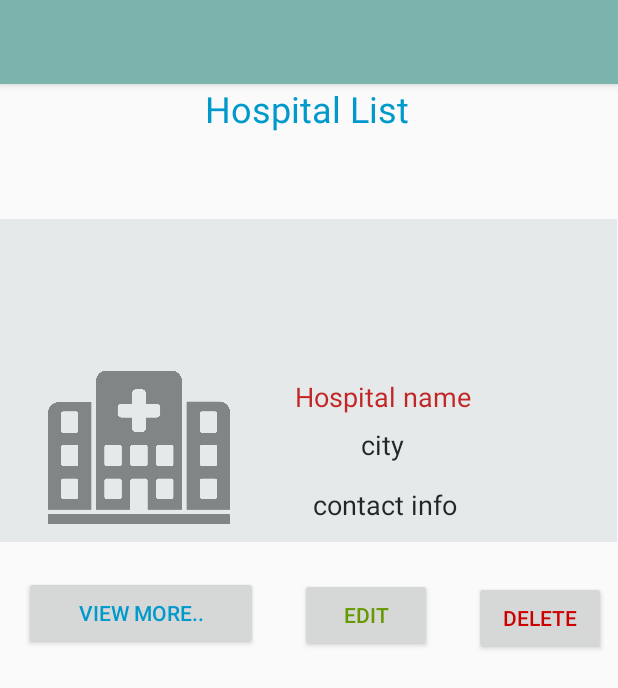
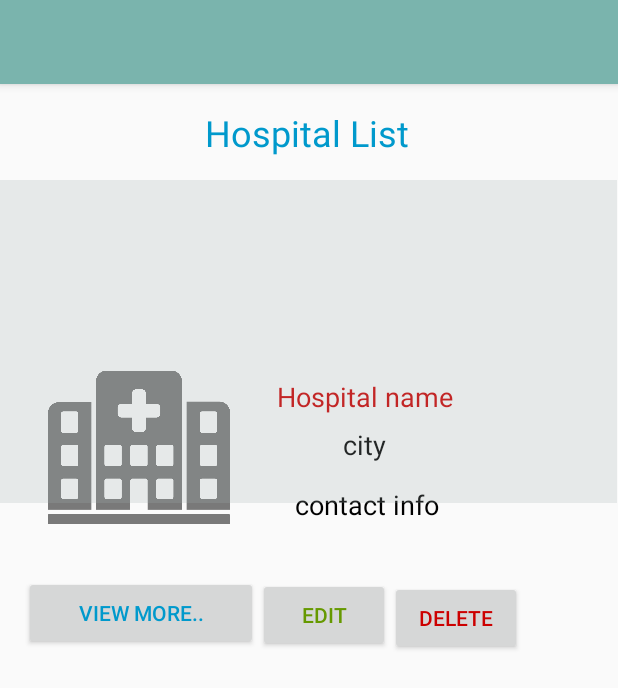
Before and after one commit to reemeeiah/one-stop-cancer-center, an Android app: the admin_HOSPITAL_Edit_MENU screen opened directly, with no data from a screen before it, on a phone screen of 412 x 824 dp. Shown: the top 688 px of the screen. Run offline under Robolectric (Android 15) with nearby library versions, the phone set to English and light mode, and no system bars.

Commit message:
تغيير شكل

```diff
--- a/app/src/main/res/layout/activity_admin__hospital__edit__menu.xml
+++ b/app/src/main/res/layout/activity_admin__hospital__edit__menu.xml
@@ -11,19 +11,19 @@
         android:layout_width="234dp"
         android:layout_height="39dp"
         android:layout_marginLeft="88dp"
+        android:layout_marginTop="16dp"
         android:text="Hospital List"
         android:textAlignment="center"
         android:textColor="@android:color/holo_blue_dark"
         android:textSize="24sp"
         app:layout_constraintLeft_toLeftOf="parent"
-        tools:layout_editor_absoluteY="28dp"
+        app:layout_constraintTop_toTopOf="parent"
         tools:ignore="MissingConstraints" />
 
     <TextView
         android:id="@+id/textView4"
         android:layout_width="180dp"
         android:layout_height="32dp"
-        android:layout_marginLeft="12dp"
         android:text="@string/hospital_name"
         android:textAlignment="center"
         android:textColor="@android:color/holo_red_dark"
@@ -35,8 +35,6 @@
         android:id="@+id/textView5"
         android:layout_width="179dp"
         android:layout_height="40dp"
-        android:layout_marginBottom="0dp"
-        android:layout_marginLeft="12dp"
         android:text="@string/city"
         android:textAlignment="center"
         android:textColor="@color/common_google_signin_btn_text_dark_focused"
@@ -50,7 +48,6 @@
         android:layout_width="183dp"
         android:layout_height="41dp"
         android:layout_marginBottom="20dp"
-        android:layout_marginLeft="12dp"
         android:text="@string/contact_info"
         android:textAlignment="center"
         android:textColor="@color/common_google_signin_btn_text_dark_focused"
@@ -74,7 +71,6 @@
         android:id="@+id/button3"
         android:layout_width="wrap_content"
         android:layout_height="49dp"
-        android:layout_marginLeft="28dp"
         android:text="@string/edit"
         android:textColor="@android:color/holo_green_dark"
         app:layout_constraintBottom_toBottomOf="parent"
@@ -86,7 +82,6 @@
         android:id="@+id/button2"
         android:layout_width="wrap_content"
         android:layout_height="49dp"
-        android:layout_marginLeft="28dp"
         android:text="@string/delete"
         android:textColor="@android:color/holo_red_dark"
         app:layout_constraintBottom_toBottomOf="parent"
@@ -111,7 +106,7 @@
         android:id="@+id/frameLayout2"
         android:layout_width="411dp"
         android:layout_height="215dp"
-        android:layout_marginTop="90dp"
+        android:layout_marginTop="64dp"
         android:background="@color/colorAccent"
         android:isScrollContainer="true"
         app:layout_constraintEnd_toEndOf="parent"
```
